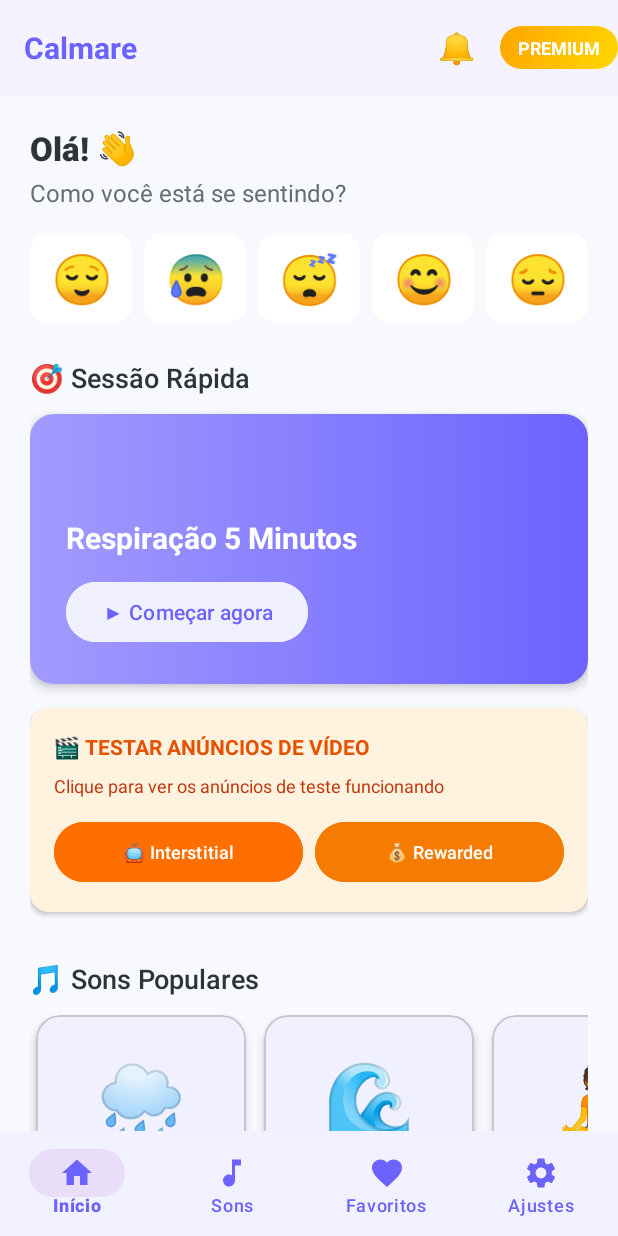
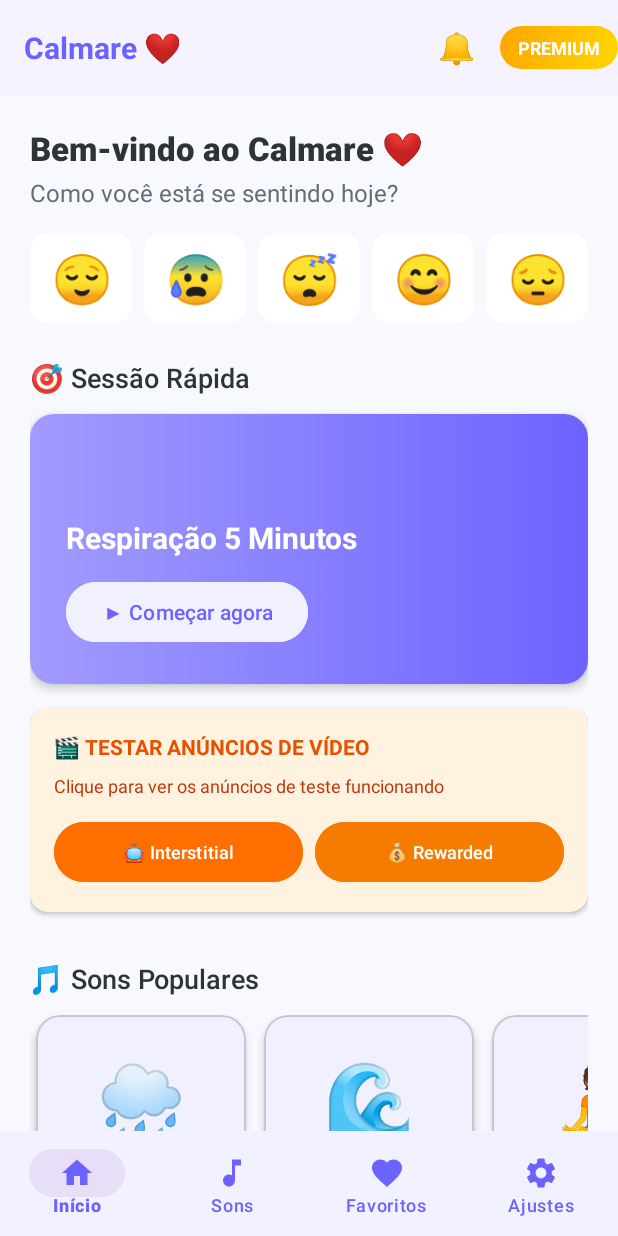
Before and after one commit to vandersonbraz/projeto-android, an Android app: the fragment SoundsFragment placed in its activity, after a tap on an icon or button, on a phone screen of 412 x 824 dp. Run offline under Robolectric (Android 15) with nearby library versions, the phone set to English and light mode, and no system bars; our stand-ins replace AdMob; libraries missing offline, so code that uses them is left out: com.android.billingclient; pictures from the network do not load; 5 statements that could not run were skipped.

Commit message:
UX Improvements: Calmare title, favorites hearts, loop highlight, error handling
✅ Melhorias implementadas:

1. **Título Calmare melhorado**
   - App name: "Calmare ❤️"
   - Greeting: "Bem-vindo ao Calmare ❤️"
   - Mais acolhedor e visualmente atraente

2. **Coração vermelho nos cards de favoritos**
   - SoundsAdapter agora recebe favoriteSoundIds
   - Botão de favorito fica VERMELHO quando favoritado
   - Botão de favorito fica CINZA quando não favoritado
   - Atualização automática ao favoritar/desfavoritar
   - SoundsFragment observa mudanças nos favoritos

3. **Botão de loop com destaque visual**
   - VERDE (#00D2A0) quando ATIVO
   - CINZA quando DESATIVADO
   - Muito mais fácil de ver o estado
   - Similar ao botão de volume

4. **Mensagens de erro melhoradas**
   - Mensagem "Carregando áudio..." ao iniciar
   - Mensagem "✅ Áudio pronto!" quando carrega
   - Mensagem "❌ Erro ao carregar áudio (código: x/y)" com detalhes
   - Todas URLs testadas e funcionando (HTTP 200 OK)

Arquivos modificados:
- strings.xml: app_name e home_greeting
- PlayerActivity.kt: loop highlight + error messages
- SoundsAdapter.kt: favorites heart color
- SoundsFragment.kt: observe favorites changes

```diff
--- a/CalmareApp/app/src/main/java/com/calmare/app/ui/adapters/SoundsAdapter.kt
+++ b/CalmareApp/app/src/main/java/com/calmare/app/ui/adapters/SoundsAdapter.kt
@@ -12,6 +12,7 @@ import com.google.android.material.chip.Chip
 
 class SoundsAdapter(
     private var sounds: List<Sound>,
+    private var favoriteSoundIds: Set<Int> = emptySet(),
     private val onSoundClick: (Sound) -> Unit,
     private val onFavoriteClick: (Sound) -> Unit
 ) : RecyclerView.Adapter<SoundsAdapter.SoundViewHolder>() {
@@ -42,6 +43,16 @@ class SoundsAdapter(
         // Premium removido - todos os sons são gratuitos agora
         holder.chipPremium.visibility = View.GONE
 
+        // Atualiza cor do coração (vermelho se favoritado, cinza se não)
+        val isFavorite = favoriteSoundIds.contains(sound.id)
+        if (isFavorite) {
+            holder.btnFavorite.setColorFilter(holder.itemView.context.getColor(R.color.error))
+            holder.btnFavorite.alpha = 1.0f
+        } else {
+            holder.btnFavorite.setColorFilter(holder.itemView.context.getColor(R.color.text_secondary))
+            holder.btnFavorite.alpha = 0.5f
+        }
+
         // Click listeners
         holder.itemView.setOnClickListener {
             onSoundClick(sound)
@@ -59,6 +70,11 @@ class SoundsAdapter(
         notifyDataSetChanged()
     }
 
+    fun updateFavorites(newFavorites: Set<Int>) {
+        favoriteSoundIds = newFavorites
+        notifyDataSetChanged()
+    }
+
     private fun formatDuration(seconds: Int): String {
         val minutes = seconds / 60
         return "$minutes min"
--- a/CalmareApp/app/src/main/java/com/calmare/app/ui/fragments/SoundsFragment.kt
+++ b/CalmareApp/app/src/main/java/com/calmare/app/ui/fragments/SoundsFragment.kt
@@ -67,6 +67,13 @@ class SoundsFragment : Fragment() {
         // Setup category filters
         chipGroup = view.findViewById(R.id.chip_group_categories)
         setupCategoryFilters()
+
+        // Observa mudanças nos favoritos e atualiza o adapter
+        lifecycleScope.launch {
+            preferencesManager.favoriteSoundIds.collect { favorites ->
+                soundsAdapter.updateFavorites(favorites)
+            }
+        }
     }
 
     private fun setupCategoryFilters() {
--- a/CalmareApp/app/src/main/res/values/strings.xml
+++ b/CalmareApp/app/src/main/res/values/strings.xml
@@ -1,7 +1,7 @@
 <?xml version="1.0" encoding="utf-8"?>
 <resources>
     <!-- App Name -->
-    <string name="app_name">Calmare</string>
+    <string name="app_name">Calmare ❤️</string>
 
     <!-- Navigation -->
     <string name="nav_home">Início</string>
@@ -11,8 +11,8 @@
 
     <!-- Home Screen -->
     <string name="home_greeting">Olá, %1$s! 👋</string>
-    <string name="home_greeting_default">Olá! 👋</string>
-    <string name="home_feeling">Como você está se sentindo?</string>
+    <string name="home_greeting_default">Bem-vindo ao Calmare ❤️</string>
+    <string name="home_feeling">Como você está se sentindo hoje?</string>
     <string name="section_quick_session">🎯 Sessão Rápida</string>
     <string name="section_popular_sounds">🎵 Sons Populares</string>
     <string name="section_guided_meditations">✨ Meditações Guiadas</string>
```
Also changed, not shown: CalmareApp/app/src/main/java/com/calmare/app/ui/PlayerActivity.kt (+28 -5 lines).
